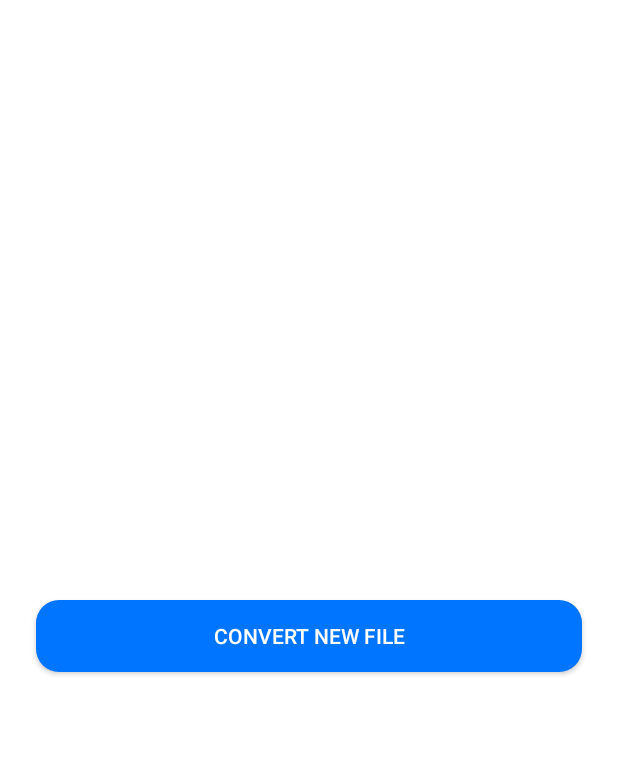
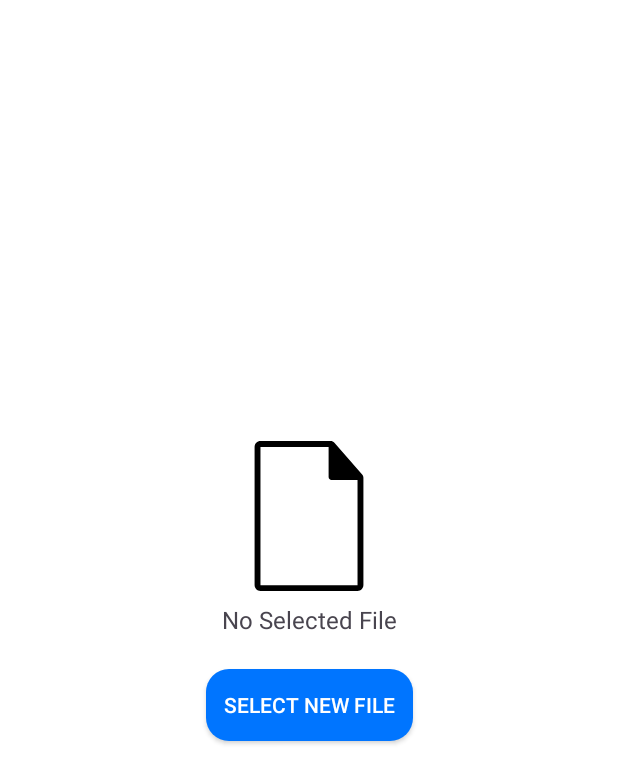
Before and after one commit to eemreguven/EarchivePdfFileExtractor, an Android app: the screen it shows after launch (MainActivity), on a phone screen of 412 x 824 dp. Shown: the top 784 px of the screen. Run offline under Robolectric (Android 15) with nearby library versions, the phone set to English and light mode, and no system bars.

Commit message:
Made revision in file selection operation
Added file selection and removing selected file functionalities.

```diff
--- a/app/build.gradle.kts
+++ b/app/build.gradle.kts
@@ -16,7 +16,9 @@ android {
 
         testInstrumentationRunner = "androidx.test.runner.AndroidJUnitRunner"
     }
-
+    buildFeatures {
+        viewBinding = true
+    }
     buildTypes {
         release {
             isMinifyEnabled = false
--- a/app/src/main/java/com/mrguven/e_archivepdffileextractor/MainActivity.kt
+++ b/app/src/main/java/com/mrguven/e_archivepdffileextractor/MainActivity.kt
@@ -6,11 +6,12 @@ import android.content.Intent
 import android.os.Bundle
 import android.print.PrintAttributes
 import android.print.PrintManager
+import android.view.View
 import android.webkit.WebView
-import android.widget.Button
 import android.widget.Toast
 import androidx.activity.result.contract.ActivityResultContracts
 import androidx.appcompat.app.AppCompatActivity
+import com.mrguven.e_archivepdffileextractor.databinding.ActivityMainBinding
 import java.io.File
 import java.io.FileInputStream
 import java.util.zip.ZipEntry
@@ -21,45 +22,81 @@ class MainActivity : AppCompatActivity() {
         registerForActivityResult(ActivityResultContracts.StartActivityForResult()) { result ->
             if (result.resultCode == RESULT_OK) {
                 val uri = result.data?.data
-                uri?.let { AppFileUtils.getPathFromUri(this, it)?.let { it1 -> convertFile(it1) } }
+                uri?.let { AppFileUtils.getPathFromUri(this, it)?.let { it1 -> selectFile(it1) } }
             }
         }
 
+    private var selectedFile: File? = null
+    private lateinit var binding: ActivityMainBinding
+
     override fun onCreate(savedInstanceState: Bundle?) {
         super.onCreate(savedInstanceState)
-        setContentView(R.layout.activity_main)
+        binding = ActivityMainBinding.inflate(layoutInflater)
+        setContentView(binding.root)
 
-        findViewById<Button>(R.id.openFileButton).setOnClickListener {
+        setFileViewNotSelected()
+        setButtonClickListeners()
+    }
+
+    private fun setButtonClickListeners(){
+        binding.openFileButton.setOnClickListener {
             openFilePicker()
+        }
+        binding.closeButton.setOnClickListener {
+            selectedFile = null
+            setFileViewNotSelected()
+        }
+        binding.convertFileButton.setOnClickListener {
+            selectedFile?.let { performConversionOperations(it) }
         }
     }
 
+    private fun setFileViewSelected() {
+        selectedFile?.let {
+            binding.selectedFileView.setImageResource(R.drawable.ic_zip_file)
+            binding.selectedFileNameText.text = it.name
+            binding.openFileButton.visibility = View.GONE
+            binding.convertFileButton.visibility = View.VISIBLE
+            binding.closeButton.visibility = View.VISIBLE
+        }
+    }
+
+    private fun setFileViewNotSelected() {
+        binding.selectedFileView.setImageResource(R.drawable.ic_blank_file)
+        binding.selectedFileNameText.text = getText(R.string.no_selected_file)
+        binding.openFileButton.visibility = View.VISIBLE
+        binding.convertFileButton.visibility = View.GONE
+        binding.closeButton.visibility = View.GONE
+    }
 
     private fun openFilePicker() {
         val intent = Intent(Intent.ACTION_OPEN_DOCUMENT).apply {
             addCategory(Intent.CATEGORY_OPENABLE)
-            type = "*/*"
+            // Set MIME type to filter only JSON files
+            type = "application/json"
         }
         pickFileLauncher.launch(intent)
     }
 
-    private fun convertFile(filePath: String) {
-        val file = File(filePath)
-        if (file.exists() && file.name.endsWith(".zip.json")) {
-            val newFile = File(file.parentFile, ZIP_FILE_NAME)
+    private fun selectFile(filePath: String?) {
+        filePath?.let {
+            val file = File(it)
+            if (file.exists() && file.name.endsWith(".zip.json")) {
+                selectedFile = File(file.parentFile, ZIP_FILE_NAME)
 
-            if (file.renameTo(newFile)) {
-                showToast(R.string.toast_file_converted, file.name, ZIP_FILE_NAME)
-                performConvertionOperations(newFile)
+                if (file.renameTo(selectedFile!!)) {
+                    showToast(R.string.toast_selected_file, ZIP_FILE_NAME, file.name)
+                    setFileViewSelected()
+                } else {
+                    showToast(R.string.toast_conversion_failed, file.name)
+                }
             } else {
-                showToast(R.string.toast_conversion_failed, file.name)
+                showToast(R.string.toast_invalid_file_selected)
             }
-        } else {
-            showToast(R.string.toast_invalid_file_selected)
-        }
+        } ?: showToast(R.string.toast_invalid_file_selected)
     }
 
-    private fun performConvertionOperations(file: File) {
+    private fun performConversionOperations(file: File) {
         val htmlContent = extractHtmlFileContentFromZip(file)
         htmlContent?.let { convertHtmlToPdf(it) }
     }
@@ -107,7 +144,7 @@ class MainActivity : AppCompatActivity() {
         val printAdapter = webView.createPrintDocumentAdapter(PDF_FILE_NAME)
         val jobName = getString(R.string.app_name) + " Print"
         val printAttributes = PrintAttributes.Builder()
-            .setMediaSize(PrintAttributes.MediaSize.JIS_EXEC) // Set paper size here
+            .setMediaSize(PrintAttributes.MediaSize.ISO_C4) // Set paper size here
             .build()
         printManager.print(jobName, printAdapter, printAttributes)
     }
--- /dev/null
+++ b/app/src/main/res/drawable/ic_blank_file.xml
@@ -0,0 +1,4 @@
+<vector android:height="128dp" android:viewportHeight="317"
+    android:viewportWidth="317" android:width="128dp" xmlns:android="http://schemas.android.com/apk/res/android">
+    <path android:fillColor="#000000" android:pathData="M270.83,70.55L212.17,3.66C210.13,1.33 207.19,0 204.09,0H55.94C49.08,0 43.51,5.57 43.51,12.43V304.57c0,6.87 5.57,12.43 12.43,12.43h205.12c6.87,0 12.43,-5.57 12.43,-12.43V77.63C273.49,75.03 272.54,72.51 270.83,70.55zM55.94,305.07V12.43H199.94v63.6c0,3.43 2.78,6.22 6.22,6.22h54.9l0.01,222.82H55.94z"/>
+</vector>
--- /dev/null
+++ b/app/src/main/res/drawable/ic_close.xml
@@ -0,0 +1,5 @@
+<vector android:height="24dp" android:tint="#E01B1B"
+    android:viewportHeight="24" android:viewportWidth="24"
+    android:width="24dp" xmlns:android="http://schemas.android.com/apk/res/android">
+    <path android:fillColor="@android:color/white" android:pathData="M19,6.41L17.59,5 12,10.59 6.41,5 5,6.41 10.59,12 5,17.59 6.41,19 12,13.41 17.59,19 19,17.59 13.41,12z"/>
+</vector>
--- /dev/null
+++ b/app/src/main/res/drawable/ic_zip_file.xml
@@ -0,0 +1,12 @@
+<vector android:height="128dp" android:viewportHeight="550.8"
+    android:viewportWidth="550.8" android:width="128dp" xmlns:android="http://schemas.android.com/apk/res/android">
+    <path android:fillColor="#000000" android:pathData="M475.1,131.99c-0.03,-2.53 -0.83,-5.02 -2.57,-6.99L366.32,3.69c-0.02,-0.03 -0.05,-0.05 -0.08,-0.08c-0.63,-0.71 -1.36,-1.29 -2.14,-1.8c-0.23,-0.15 -0.47,-0.28 -0.71,-0.42c-0.69,-0.37 -1.39,-0.67 -2.13,-0.89c-0.2,-0.06 -0.38,-0.14 -0.58,-0.19C359.87,0.11 359.05,0 358.2,0H97.2C85.29,0 75.6,9.69 75.6,21.6v507.6c0,11.91 9.69,21.6 21.6,21.6H453.6c11.92,0 21.6,-9.69 21.6,-21.6V133.2C475.2,132.8 475.14,132.4 475.1,131.99zM243.6,523.49H141.75v-15.94l62.4,-89.8v-0.79h-56.56v-24.48h95.05v17.11l-61.04,88.64v0.77h62V523.49zM292.02,523.49h-29.74V392.49h29.74V523.49zM399.7,463.44c-10.1,9.52 -25.07,13.8 -42.57,13.8c-3.89,0 -7.38,-0.19 -10.1,-0.58v46.85h-29.35V394.24c9.13,-1.56 21.96,-2.72 40.04,-2.72c18.28,0 31.29,3.49 40.05,10.49c8.35,6.61 14,17.49 14,30.32C411.76,445.16 407.48,456.05 399.7,463.44zM97.2,366.75V21.6h129.17v-3.4h32.76v3.4h88.28v110.51c0,5.96 4.83,10.8 10.8,10.8H453.6l0.01,223.84H97.2z"/>
+    <path android:fillColor="#000000" android:pathData="M359.28,413.87c-6.03,0 -10.11,0.59 -12.24,1.17v38.68c2.52,0.58 5.63,0.79 9.91,0.79c15.74,0 25.46,-7.98 25.46,-21.38C382.41,421.06 374.05,413.87 359.28,413.87z"/>
+    <path android:fillColor="#000000" android:pathData="M259.12,39.92h32.76v13.52h-32.76z"/>
+    <path android:fillColor="#000000" android:pathData="M226.37,21.6h32.76v10.13h-32.76z"/>
+    <path android:fillColor="#000000" android:pathData="M226.37,60.15h32.76v13.52h-32.76z"/>
+    <path android:fillColor="#000000" android:pathData="M259.12,82.27h32.76v13.52h-32.76z"/>
+    <path android:fillColor="#000000" android:pathData="M259.12,124.98h32.76v13.52h-32.76z"/>
+    <path android:fillColor="#000000" android:pathData="M226.37,103.28h32.76v13.52h-32.76z"/>
+    <path android:fillColor="#000000" android:pathData="M259.12,149.54c-23.19,0 -34.22,18.79 -34.22,41.99l-7.76,70.35c0,23.2 18.79,42 41.98,42c23.19,0 41.97,-18.81 41.97,-42l-7.74,-70.35C293.36,168.33 282.32,149.54 259.12,149.54zM273.04,285.43h-27.8v-58.73h27.8V285.43z"/>
+</vector>
--- a/app/src/main/res/layout/activity_main.xml
+++ b/app/src/main/res/layout/activity_main.xml
@@ -3,20 +3,64 @@
     xmlns:app="http://schemas.android.com/apk/res-auto"
     xmlns:tools="http://schemas.android.com/tools"
     android:layout_width="match_parent"
+    android:layout_height="match_parent"
     android:background="@color/white"
-    android:layout_height="match_parent"
     tools:context=".MainActivity">
+
+
+    <ImageView
+        android:id="@+id/selectedFileView"
+        android:layout_width="100dp"
+        android:layout_height="100dp"
+        android:layout_marginBottom="8dp"
+        android:src="@drawable/ic_blank_file"
+        app:layout_constraintBottom_toTopOf="@id/selectedFileNameText"
+        app:layout_constraintEnd_toEndOf="parent"
+        app:layout_constraintStart_toStartOf="parent" />
+
+    <ImageView
+        android:id="@+id/closeButton"
+        android:layout_width="32dp"
+        android:layout_height="32dp"
+        android:layout_marginStart="-16dp"
+        android:layout_marginTop="-16dp"
+        android:layout_marginBottom="8dp"
+        android:src="@drawable/ic_close"
+        android:visibility="gone"
+        app:layout_constraintStart_toEndOf="@id/selectedFileView"
+        app:layout_constraintTop_toTopOf="@id/selectedFileView" />
+
+    <TextView
+        android:id="@+id/selectedFileNameText"
+        android:layout_width="wrap_content"
+        android:layout_height="20sp"
+        android:text="@string/no_selected_file"
+        android:textSize="16sp"
+        app:layout_constraintBottom_toBottomOf="parent"
+        app:layout_constraintEnd_toEndOf="parent"
+        app:layout_constraintStart_toStartOf="parent"
+        app:layout_constraintTop_toTopOf="parent" />
 
     <androidx.appcompat.widget.AppCompatButton
         android:id="@+id/openFileButton"
         style="@style/Button"
-        android:layout_width="match_parent"
+        android:layout_width="wrap_content"
         android:layout_height="wrap_content"
-        android:layout_marginHorizontal="24dp"
         android:layout_marginTop="24dp"
-        android:text="@string/convert_new_file"
+        android:text="@string/select_new_file"
         app:layout_constraintEnd_toEndOf="parent"
         app:layout_constraintStart_toStartOf="parent"
-        app:layout_constraintTop_toTopOf="parent"
-        app:layout_constraintBottom_toBottomOf="parent"/>
+        app:layout_constraintTop_toBottomOf="@id/selectedFileNameText" />
+
+    <androidx.appcompat.widget.AppCompatButton
+        android:id="@+id/convertFileButton"
+        style="@style/Button"
+        android:layout_width="wrap_content"
+        android:layout_height="wrap_content"
+        android:layout_marginTop="24dp"
+        android:text="@string/convert"
+        android:visibility="gone"
+        app:layout_constraintEnd_toEndOf="parent"
+        app:layout_constraintStart_toStartOf="parent"
+        app:layout_constraintTop_toBottomOf="@id/selectedFileNameText" />
 </androidx.constraintlayout.widget.ConstraintLayout>
--- a/app/src/main/res/values/strings.xml
+++ b/app/src/main/res/values/strings.xml
@@ -2,8 +2,12 @@
     <string name="app_name">E-archive Pdf File Extractor</string>
     <string name="convert_new_file">CONVERT NEW FILE</string>
     <string name="toast_file_converted">File converted: %1\$s -> %2\$s</string>
+    <string name="toast_selected_file">%1\$s selected: %2\$s</string>
     <string name="toast_conversion_failed">Failed to convert file: %1\$s</string>
     <string name="toast_invalid_file_selected">Invalid file selected</string>
     <string name="toast_html_content_extracted">HTML content extracted from ZIP</string>
     <string name="toast_html_file_not_found">HTML file not found in the ZIP</string>
+    <string name="select_new_file">SELECT NEW FILE</string>
+    <string name="no_selected_file">No Selected File</string>
+    <string name="convert">Convert</string>
 </resources>
--- a/app/src/main/res/values/themes.xml
+++ b/app/src/main/res/values/themes.xml
@@ -12,6 +12,7 @@
     <style name="Button" parent="Widget.AppCompat.Button">
         <item name="android:backgroundTint">@color/blue</item>
         <item name="android:textColor">@color/white</item>
+        <item name="android:padding">12dp</item>
         <item name="android:background">@drawable/button_background</item>
     </style>
 </resources>
```
Also changed, not shown: app/src/main/res/drawable/ic_pdf_file.xml (added, +7 -0 lines), 1 other file.
